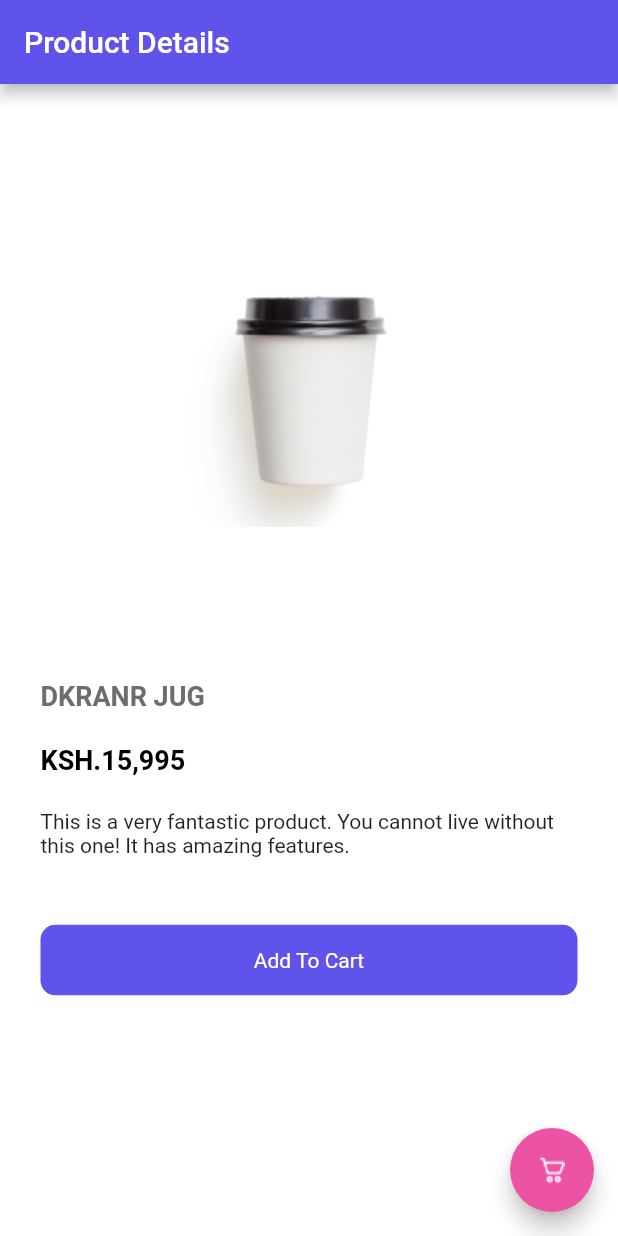
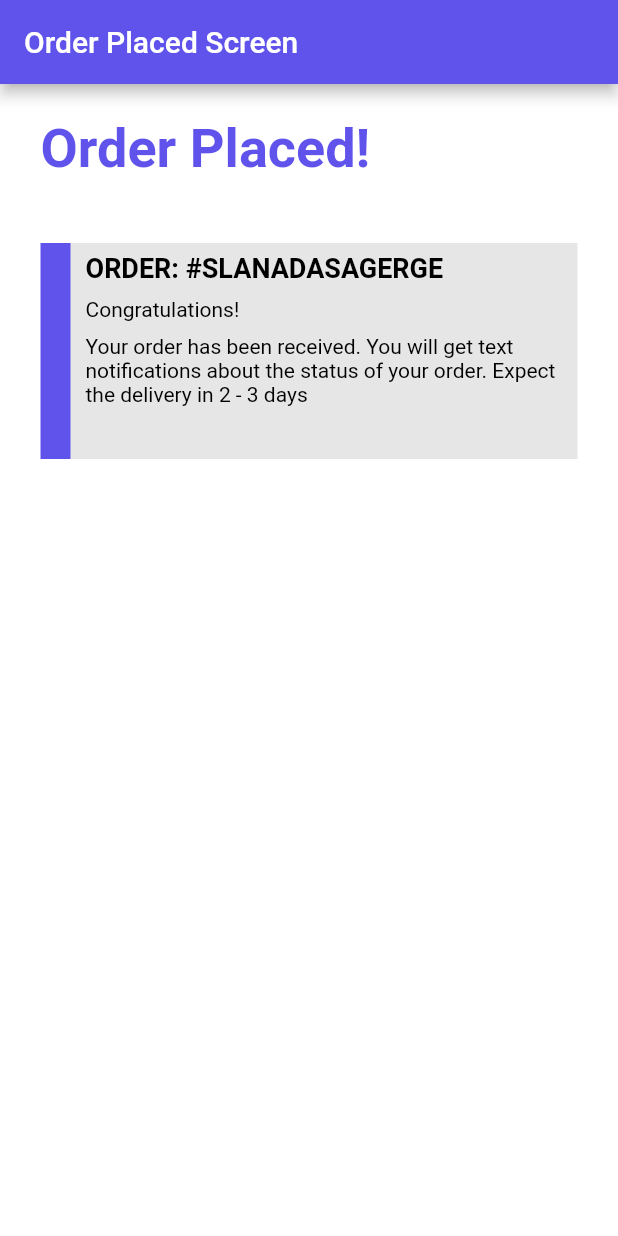
Before and after one commit to SamsonEshipillahPasili/ozcart, a Flutter app: the screen it shows after launch, on a phone screen of 412 x 824 dp. Run offline on Flutter 3.47's test engine with Material 2 defaults, Android fonts, the phone set to English and light mode, and no system bars; our stand-ins replace get; missing offline and left inert: dropdown_plus.

Commit message:
Added the order placed screen

```diff
--- a/frontend/ozcart/lib/main.dart
+++ b/frontend/ozcart/lib/main.dart
@@ -4,6 +4,7 @@ import 'package:get/get_navigation/src/root/get_material_app.dart';
 import 'package:ozcart/screens/edit_account_screen.dart';
 import 'package:ozcart/screens/home_screen.dart';
 import 'package:ozcart/screens/login_screen.dart';
+import 'package:ozcart/screens/order_placed_screen.dart';
 import 'package:ozcart/screens/product_detail_screen.dart';
 import 'package:ozcart/screens/register_screen.dart';
 import 'package:ozcart/screens/splash_screen.dart';
@@ -18,7 +19,7 @@ class MainApp extends StatelessWidget {
   Widget build(BuildContext context) {
     return GetMaterialApp(
       theme: theme,
-      home: ProductDetailsScreen(),
+      home: OrderPlacedScreen(),
       title: 'OzCart',
     );
   }
--- a/frontend/ozcart/lib/screens/order_placed_screen.dart
+++ b/frontend/ozcart/lib/screens/order_placed_screen.dart
@@ -0,0 +1,61 @@
+import 'package:flutter/material.dart';
+import 'package:ozcart/theme/palette.dart';
+
+class OrderPlacedScreen extends StatelessWidget {
+  @override
+  Widget build(BuildContext context) {
+    return Scaffold(
+      backgroundColor: Colors.white,
+      appBar: AppBar(
+        title: Text('Order Placed Screen'),
+      ),
+      body: Padding(
+        padding: EdgeInsets.symmetric(horizontal: 27),
+        child: ListView(
+          children: [
+            SizedBox(height: 22),
+            Text('Order Placed!', style: Theme.of(context).textTheme.headline1),
+            SizedBox(height: 42),
+            Container(
+              decoration: BoxDecoration(
+                color: lightGrey,
+                border: Border(
+                  left: BorderSide(
+                    color: Theme.of(context).primaryColor,
+                    width: 20,
+                  ),
+                ),
+              ),
+              height: 144,
+              child: Padding(
+                padding: EdgeInsets.only(left: 10, top: 6),
+                child: Column(
+                  mainAxisSize: MainAxisSize.min,
+                  crossAxisAlignment: CrossAxisAlignment.start,
+                  children: [
+                    Text(
+                      'ORDER: #SLANADASAGERGE',
+                      style: Theme.of(context).textTheme.headline5,
+                    ),
+                    SizedBox(height: 9),
+                    Text(
+                      'Congratulations!',
+                      style: Theme.of(context).textTheme.bodyText1,
+                    ),
+                    SizedBox(height: 9),
+                    Text(
+                      'Your order has been received. '
+                      'You will get text notifications about the status '
+                      'of your order. Expect the delivery in 2 - 3 days',
+                      style: Theme.of(context).textTheme.bodyText1,
+                    ),
+                  ],
+                ),
+              ),
+            ),
+          ],
+        ),
+      ),
+    );
+  }
+}
```
